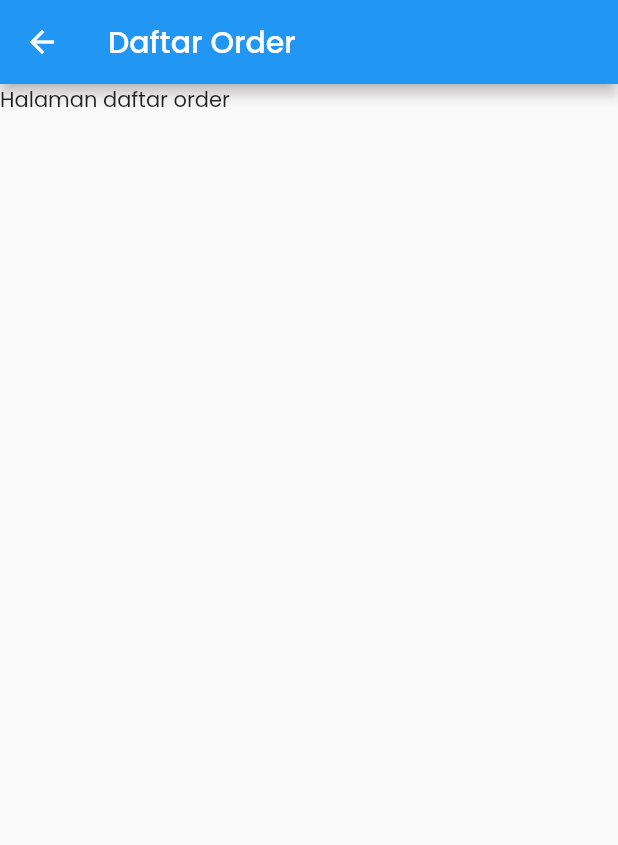
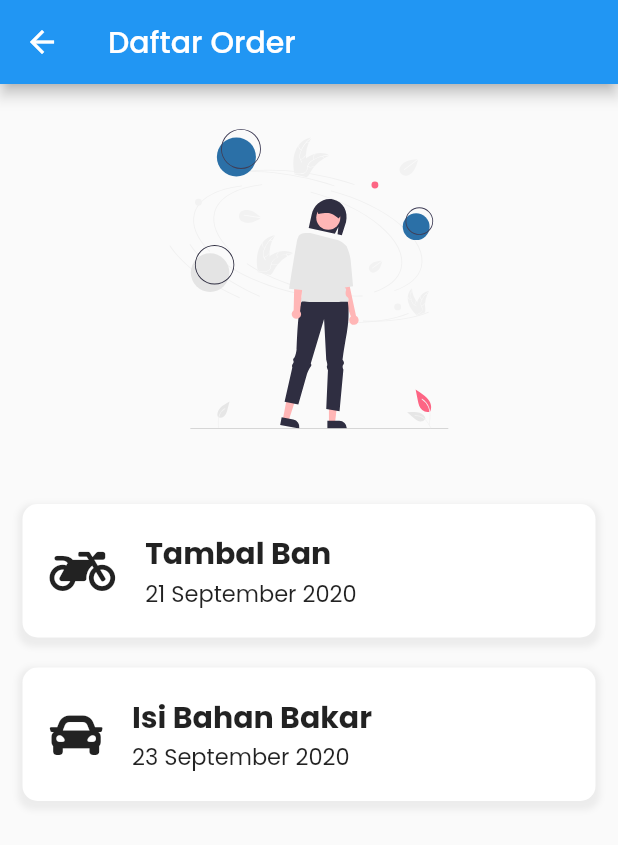
Before and after one commit to davidmahbubi/bengkol-app, a Flutter app: the OrderListPage screen opened directly, on a phone screen of 412 x 824 dp. Shown: the top 845 px of the screen. Run offline on Flutter 3.47's test engine with Material 2 defaults, Android fonts, the phone set to English and light mode, and no system bars; our stand-ins replace flutter_svg, font_awesome_flutter, get_it, get_storage, rflutter_alert; accounts and stored records are empty.

Commit message:
Added nearby repair shop page, order page

```diff
--- a/lib/src/pages/homepage.dart
+++ b/lib/src/pages/homepage.dart
@@ -2,7 +2,7 @@ import 'package:flutter/material.dart';
 import 'package:flutter/services.dart';
 import 'package:get_storage/get_storage.dart';
 import 'instant_service.dart';
-import 'nearby_repair_shot.dart';
+import 'nearby_repair_shop.dart';
 import 'service.dart';
 import 'order_list.dart';
 
--- a/lib/src/pages/instant_service.dart
+++ b/lib/src/pages/instant_service.dart
@@ -2,6 +2,7 @@ import 'dart:async';
 
 import 'package:flutter/material.dart';
 import 'package:flutter_svg/flutter_svg.dart';
+import 'package:font_awesome_flutter/font_awesome_flutter.dart';
 import 'package:get_storage/get_storage.dart';
 import 'package:rflutter_alert/rflutter_alert.dart';
 
@@ -32,10 +33,10 @@ class InstantServiceState extends State<InstantServicePage> {
   }
 
   List servicesList = [
-    [Icons.settings, 'Kompa Ban'],
-    [Icons.settings, 'Tambal Ban'],
-    [Icons.settings, 'Ganti Oli / Pelumas'],
-    [Icons.settings, 'Isi Bahan Bakar']
+    [FaIcon(FontAwesomeIcons.tools), 'Kompa Ban'],
+    [FaIcon(FontAwesomeIcons.tools), 'Tambal Ban'],
+    [FaIcon(FontAwesomeIcons.oilCan), 'Ganti Oli / Pelumas'],
+    [FaIcon(FontAwesomeIcons.gasPump), 'Isi Bahan Bakar']
   ];
 
   Widget build(BuildContext context) {
@@ -80,10 +81,7 @@ class InstantServiceState extends State<InstantServicePage> {
                               mainAxisAlignment: MainAxisAlignment.center,
                               crossAxisAlignment: CrossAxisAlignment.center,
                               children: <Widget>[
-                                Icon(
-                                  servicesList[index][0],
-                                  size: 35,
-                                ),
+                                servicesList[index][0],
                                 SizedBox(height: 20),
                                 Text(
                                   '${servicesList[index][1]}',
--- a/lib/src/pages/nearby_repair_shot.dart
+++ /dev/null
@@ -1,19 +0,0 @@
-import 'package:flutter/material.dart';
-
-class NearbyRepairShopPage extends StatefulWidget {
-  @override
-  State<StatefulWidget> createState() {
-    return NearbyRepairShopState();
-  }
-}
-
-class NearbyRepairShopState extends State<NearbyRepairShopPage> {
-  Widget build(BuildContext context) {
-    return Scaffold(
-      appBar: AppBar(
-        title: Text('Bengkel Terdekat'),
-      ),
-      body: Text('Halaman bengkel terdekat'),
-    );
-  }
-}
--- a/lib/src/pages/order_list.dart
+++ b/lib/src/pages/order_list.dart
@@ -1,4 +1,6 @@
 import 'package:flutter/material.dart';
+import 'package:font_awesome_flutter/font_awesome_flutter.dart';
+import 'package:flutter_svg/flutter_svg.dart';
 
 class OrderListPage extends StatefulWidget {
   @override
@@ -13,7 +15,134 @@ class OrderListState extends State<OrderListPage> {
       appBar: AppBar(
         title: Text('Daftar Order'),
       ),
-      body: Text('Halaman daftar order'),
+      body: ListView(
+        children: [
+          Container(
+            margin: EdgeInsets.symmetric(vertical: 30),
+            child: SvgPicture.asset('assets/images/thought.svg', height: 200),
+          ),
+          Container(
+            margin: EdgeInsets.only(top: 20, left: 15, right: 15),
+            padding: EdgeInsets.all(18),
+            width: double.infinity,
+            decoration: BoxDecoration(
+              color: Colors.white,
+              borderRadius: BorderRadius.circular(10),
+              boxShadow: [
+                BoxShadow(
+                  color: Colors.grey.withOpacity(0.15),
+                  spreadRadius: 3,
+                  blurRadius: 3,
+                  offset: Offset(0, 3)
+                )
+              ]
+            ),
+            child: InkWell(
+              onTap: () {
+                print('Hello world');
+              },
+              child: Row(
+              children: [
+                Column(
+                  children: [
+                    FaIcon(FontAwesomeIcons.motorcycle, size: 35),
+                  ],
+                ),
+                Container(
+                  margin: EdgeInsets.only(left: 20),
+                  child: Column(
+                    crossAxisAlignment: CrossAxisAlignment.start,
+                    children: [
+                      Container(
+                        child: Align(
+                          alignment: Alignment.centerLeft,
+                          child: Text(
+                            'Tambal Ban',
+                            style: TextStyle(
+                              fontSize: 20,
+                              fontWeight: FontWeight.bold,
+                            )
+                          ),
+                        ),
+                      ),
+                      Container(
+                        child: Align(
+                          alignment: Alignment.centerLeft,
+                          child: Text(
+                            '21 September 2020',
+                            style: TextStyle(
+                              fontSize: 15
+                            )
+                          ),
+                        ),
+                      ),
+                    ],
+                ))
+              ],
+            )),
+          ),
+          Container(
+            margin: EdgeInsets.only(top: 20, left: 15, right: 15),
+            padding: EdgeInsets.all(18),
+            width: double.infinity,
+            decoration: BoxDecoration(
+              color: Colors.white,
+              borderRadius: BorderRadius.circular(10),
+              boxShadow: [
+                BoxShadow(
+                  color: Colors.grey.withOpacity(0.15),
+                  spreadRadius: 3,
+                  blurRadius: 3,
+                  offset: Offset(0, 3)
+                )
+              ]
+            ),
+            child: InkWell(
+              onTap: () {
+                print('Hello world');
+              },
+              child: Row(
+              children: [
+                Column(
+                  children: [
+                    FaIcon(FontAwesomeIcons.car, size: 35),
+                  ],
+                ),
+                Container(
+                  margin: EdgeInsets.only(left: 20),
+                  child: Column(
+                    crossAxisAlignment: CrossAxisAlignment.start,
+                    children: [
+                      Container(
+                        child: Align(
+                          alignment: Alignment.centerLeft,
+                          child: Text(
+                            'Isi Bahan Bakar',
+                            style: TextStyle(
+                              fontSize: 20,
+                              fontWeight: FontWeight.bold,
+                            )
+                          ),
+                        ),
+                      ),
+                      Container(
+                        child: Align(
+                          alignment: Alignment.centerLeft,
+                          child: Text(
+                            '23 September 2020',
+                            style: TextStyle(
+                              fontSize: 15
+                            )
+                          ),
+                        ),
+                      ),
+                    ],
+                ))
+              ],
+            )),
+          )
+        ],
+      ),
     );
   }
 }
--- a/pubspec.yaml
+++ b/pubspec.yaml
@@ -30,6 +30,7 @@ dependencies:
   get_it: ^7.2.0
   get_storage: ^2.0.3
   flutter_svg: ^1.0.0
+  font_awesome_flutter: ^9.2.0
   flutter:
     sdk: flutter
   rflutter_alert: ^2.0.4
@@ -62,6 +63,8 @@ flutter:
   # To add assets to your application, add an assets section, like this:
   assets:
     - assets/images/service_head_icon.svg
+    - assets/images/destination_ic.svg
+    - assets/images/thought.svg
 
   # An image asset can refer to one or more resolution-specific "variants", see
   # https://flutter.dev/assets-and-images/#resolution-aware.
```
Also changed, not shown: lib/src/pages/nearby_repair_shop.dart (added, +173 -0 lines), assets/images/destination_ic.svg (added), assets/images/thought.svg (added), pubspec.lock.
